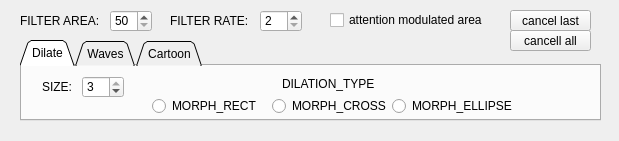
This is ocvcontrols.ui in androxim/minddrawplay as Qt 5 draws it before an edit. The edited form follows.
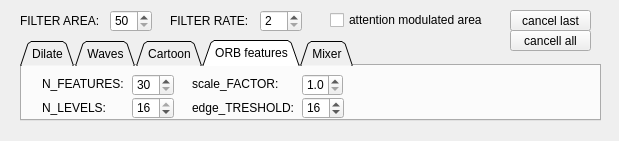
This is the edited form. The open tabs and pages were chosen to show the change.

Diff of the .ui file:
```diff
--- a/ocvcontrols.ui
+++ b/ocvcontrols.ui
@@ -308,6 +308,250 @@
      </property>
     </widget>
    </widget>
+   <widget class="QWidget" name="tab">
+    <attribute name="title">
+     <string>ORB features</string>
+    </attribute>
+    <widget class="QLabel" name="label_10">
+     <property name="geometry">
+      <rect>
+       <x>20</x>
+       <y>10</y>
+       <width>91</width>
+       <height>16</height>
+      </rect>
+     </property>
+     <property name="text">
+      <string>N_FEATURES:</string>
+     </property>
+    </widget>
+    <widget class="QSpinBox" name="spinBox_9">
+     <property name="geometry">
+      <rect>
+       <x>110</x>
+       <y>8</y>
+       <width>42</width>
+       <height>22</height>
+      </rect>
+     </property>
+     <property name="minimum">
+      <number>30</number>
+     </property>
+     <property name="maximum">
+      <number>600</number>
+     </property>
+     <property name="singleStep">
+      <number>10</number>
+     </property>
+     <property name="value">
+      <number>30</number>
+     </property>
+    </widget>
+    <widget class="QSpinBox" name="spinBox_10">
+     <property name="geometry">
+      <rect>
+       <x>110</x>
+       <y>31</y>
+       <width>42</width>
+       <height>22</height>
+      </rect>
+     </property>
+     <property name="minimum">
+      <number>2</number>
+     </property>
+     <property name="maximum">
+      <number>16</number>
+     </property>
+     <property name="singleStep">
+      <number>1</number>
+     </property>
+     <property name="value">
+      <number>16</number>
+     </property>
+    </widget>
+    <widget class="QLabel" name="label_11">
+     <property name="geometry">
+      <rect>
+       <x>20</x>
+       <y>34</y>
+       <width>91</width>
+       <height>16</height>
+      </rect>
+     </property>
+     <property name="text">
+      <string>N_LEVELS:</string>
+     </property>
+    </widget>
+    <widget class="QSpinBox" name="spinBox_11">
+     <property name="geometry">
+      <rect>
+       <x>280</x>
+       <y>31</y>
+       <width>42</width>
+       <height>22</height>
+      </rect>
+     </property>
+     <property name="minimum">
+      <number>5</number>
+     </property>
+     <property name="maximum">
+      <number>50</number>
+     </property>
+     <property name="singleStep">
+      <number>1</number>
+     </property>
+     <property name="value">
+      <number>16</number>
+     </property>
+    </widget>
+    <widget class="QLabel" name="label_12">
+     <property name="geometry">
+      <rect>
+       <x>170</x>
+       <y>10</y>
+       <width>111</width>
+       <height>16</height>
+      </rect>
+     </property>
+     <property name="text">
+      <string>scale_FACTOR:</string>
+     </property>
+    </widget>
+    <widget class="QLabel" name="label_13">
+     <property name="geometry">
+      <rect>
+       <x>170</x>
+       <y>34</y>
+       <width>101</width>
+       <height>16</height>
+      </rect>
+     </property>
+     <property name="text">
+      <string>edge_TRESHOLD:</string>
+     </property>
+    </widget>
+    <widget class="QDoubleSpinBox" name="doubleSpinBox">
+     <property name="geometry">
+      <rect>
+       <x>280</x>
+       <y>8</y>
+       <width>41</width>
+       <height>22</height>
+      </rect>
+     </property>
+     <property name="decimals">
+      <number>1</number>
+     </property>
+     <property name="minimum">
+      <double>1.000000000000000</double>
+     </property>
+     <property name="maximum">
+      <double>3.000000000000000</double>
+     </property>
+     <property name="singleStep">
+      <double>0.100000000000000</double>
+     </property>
+    </widget>
+   </widget>
+   <widget class="QWidget" name="tab_2">
+    <attribute name="title">
+     <string>Mixer</string>
+    </attribute>
+    <widget class="QRadioButton" name="radioButton_4">
+     <property name="geometry">
+      <rect>
+       <x>20</x>
+       <y>30</y>
+       <width>95</width>
+       <height>20</height>
+      </rect>
+     </property>
+     <property name="text">
+      <string>main pic</string>
+     </property>
+    </widget>
+    <widget class="QRadioButton" name="radioButton_5">
+     <property name="geometry">
+      <rect>
+       <x>110</x>
+       <y>30</y>
+       <width>95</width>
+       <height>20</height>
+      </rect>
+     </property>
+     <property name="text">
+      <string>overlay pic</string>
+     </property>
+    </widget>
+    <widget class="QLabel" name="label_14">
+     <property name="geometry">
+      <rect>
+       <x>20</x>
+       <y>10</y>
+       <width>101</width>
+       <height>16</height>
+      </rect>
+     </property>
+     <property name="text">
+      <string>TRANSPARENCY:</string>
+     </property>
+    </widget>
+    <widget class="QSpinBox" name="spinBox_12">
+     <property name="geometry">
+      <rect>
+       <x>125</x>
+       <y>8</y>
+       <width>42</width>
+       <height>20</height>
+      </rect>
+     </property>
+     <property name="minimum">
+      <number>1</number>
+     </property>
+     <property name="maximum">
+      <number>99</number>
+     </property>
+    </widget>
+    <widget class="QRadioButton" name="radioButton_6">
+     <property name="geometry">
+      <rect>
+       <x>210</x>
+       <y>30</y>
+       <width>95</width>
+       <height>20</height>
+      </rect>
+     </property>
+     <property name="text">
+      <string>random pic</string>
+     </property>
+    </widget>
+    <widget class="QPushButton" name="pushButton_3">
+     <property name="geometry">
+      <rect>
+       <x>314</x>
+       <y>29</y>
+       <width>71</width>
+       <height>24</height>
+      </rect>
+     </property>
+     <property name="text">
+      <string>change</string>
+     </property>
+    </widget>
+    <widget class="QCheckBox" name="checkBox_2">
+     <property name="geometry">
+      <rect>
+       <x>400</x>
+       <y>30</y>
+       <width>131</width>
+       <height>20</height>
+      </rect>
+     </property>
+     <property name="text">
+      <string>changing by click</string>
+     </property>
+    </widget>
+   </widget>
   </widget>
   <widget class="QLabel" name="label">
    <property name="geometry">
```
